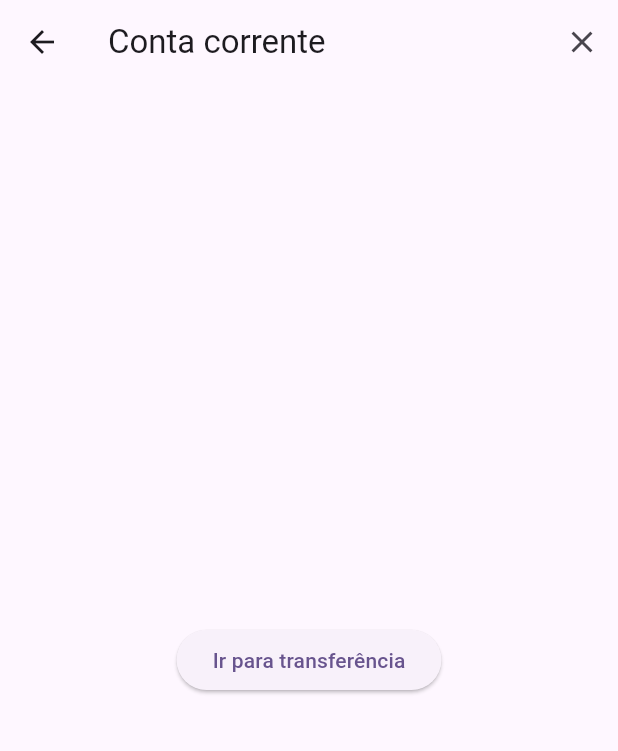
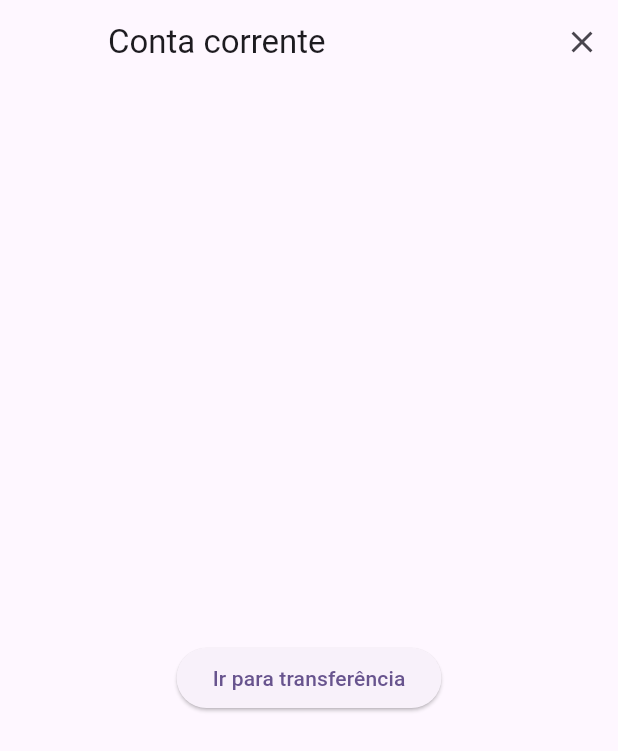
Before and after one commit to Zeca-dev/poc_navigator_2, a Flutter app: the NavigationFlow screen opened directly, on a phone screen of 412 x 824 dp. Shown: the top 751 px of the screen. Run offline on Flutter 3.47's test engine with Material 3 defaults, Android fonts, the light colour scheme and no system bars.

Commit message:
Handler title

```diff
--- a/lib/widgets/navigation_flow.dart
+++ b/lib/widgets/navigation_flow.dart
@@ -40,19 +40,22 @@ class _NavigationFlowState extends State<NavigationFlow> {
         _navigatorKey.currentState!.pop();
       },
       child: Scaffold(
-        appBar: AppBar(
-          title: ListenableBuilder(
-            builder: (context, child) => Text(title.value),
+        appBar: PreferredSize(
+          preferredSize: Size(MediaQuery.sizeOf(context).width, 80),
+          child: ListenableBuilder(
+            builder: (context, child) => AppBar(
+              title: Text(title.value),
+              leading: _navigationRouteStack.length == 1 ? Container() : null,
+              actions: [
+                IconButton(
+                    onPressed: () {
+                      Navigator.of(context).pop();
+                    },
+                    icon: const Icon(Icons.close))
+              ],
+            ),
             listenable: title,
           ),
-          // leading: Container(),
-          actions: [
-            IconButton(
-                onPressed: () {
-                  Navigator.of(context).pop();
-                },
-                icon: const Icon(Icons.close))
-          ],
         ),
         body: Navigator(
           key: _navigatorKey,
```
